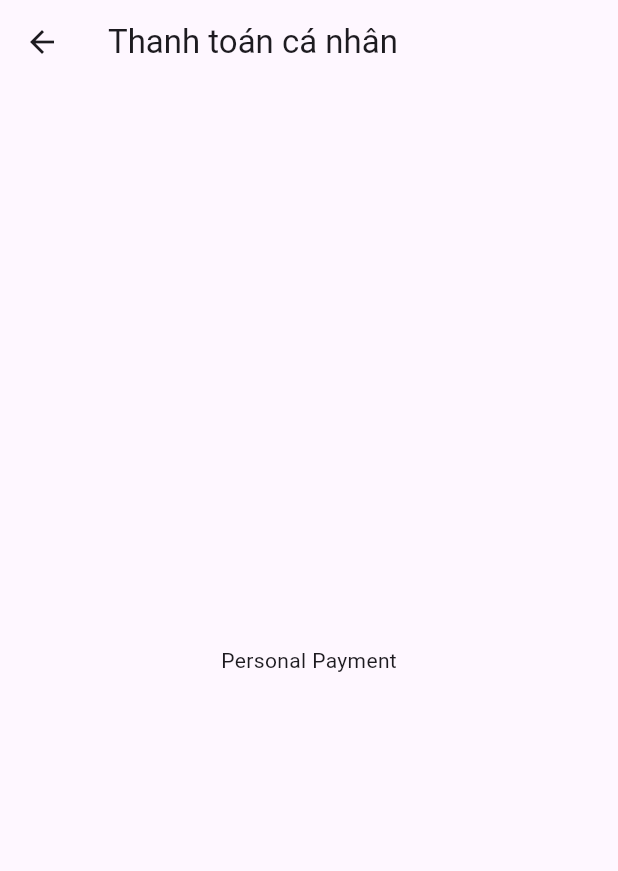
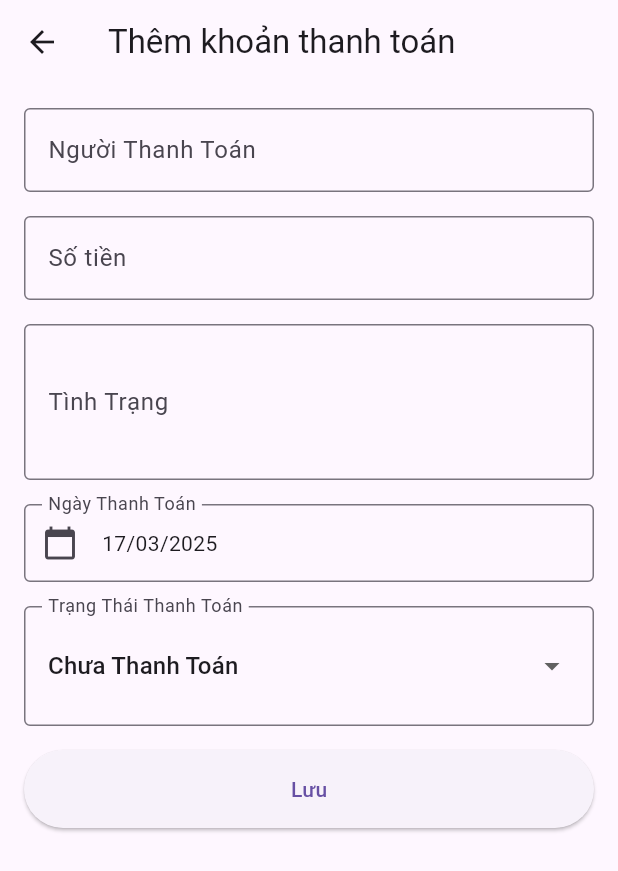
Before and after one commit to hie2907/flutter-app-technology, a Flutter app: the screen it shows after launch, item 2 of the bottom bar chosen, after a tap on "Thanh toán", on a phone screen of 412 x 824 dp. Shown: the top 871 px of the screen. Run offline on Flutter 3.47's test engine with Material 3 defaults, Android fonts, the light colour scheme and no system bars; drawn by our look-alikes of overlay_support; our stand-ins replace carousel_slider, dio, firebase_core, firebase_messaging, get; accounts and stored records are empty; network calls fail.

Commit message:
interface add payment

```diff
--- /dev/null
+++ b/lib/controllers/paymentController.dart
@@ -0,0 +1,28 @@
+import 'package:flutter/material.dart';
+import 'package:get/get.dart';
+import 'package:techonology_equipment/models/payment.dart';
+
+class PaymentController extends GetxController {
+  final _selectDate = DateTime.now().obs;
+  final _paymentStatus = PaymentStatus.unpaid.obs;
+  DateTime get selectDate => _selectDate.value;
+  PaymentStatus get paymentStatus => _paymentStatus.value;
+
+  void changePaymentStatus(PaymentStatus? newstatus) {
+    if (newstatus != null) {
+      _paymentStatus.value = newstatus;
+    }
+  }
+
+  Future<void> selectedDate(BuildContext context) async {
+    final DateTime? picked = await showDatePicker(
+      context: context,
+      initialDate: _selectDate.value,
+      firstDate: DateTime(2025),
+      lastDate: DateTime(2030),
+    );
+    if (picked != null && picked != _selectDate.value) {
+      _selectDate.value = picked;
+    }
+  }
+}
--- /dev/null
+++ b/lib/models/payment.dart
@@ -0,0 +1 @@
+enum PaymentStatus { paid, unpaid }
--- a/lib/routes/app_routes.dart
+++ b/lib/routes/app_routes.dart
@@ -3,11 +3,17 @@ import 'package:get/get_navigation/src/routes/get_route.dart';
 import 'package:techonology_equipment/utils/binding/main_binding.dart';
 import 'package:techonology_equipment/views/home/bindings/home_binding.dart';
 import 'package:techonology_equipment/views/home/home_page.dart';
+import 'package:techonology_equipment/views/payments/payment_screens/add_payment_screen.dart';
+import 'package:techonology_equipment/views/payments/personal_payment.dart';
+import 'package:techonology_equipment/views/payments/personal_payment_binding.dart';
 import 'package:techonology_equipment/widgets/custom_main_layout.dart';
 
 class AppRoutes {
   static const homePage = '/';
   static const mainPage = '/main';
+  static const paymentManagerPage = '/payment-manager';
+  static const addPaymentPage = '/add-payment';
+  static const updatePaymentPage = '/update-payment';
 
   static final routes = [
     GetPage(
@@ -20,5 +26,15 @@ class AppRoutes {
       page: () => const MainLayout(),
       binding: MainBinding(),
     ),
+    GetPage(
+      name: paymentManagerPage,
+      page: () => const PersonalPayment(),
+      binding: PersonalPaymentBinding(),
+    ),
+    GetPage(
+      name: addPaymentPage,
+      page: () => const AddPaymentScreen(),
+      binding: AddPaymentManagerBinding(),
+    ),
   ];
 }
--- /dev/null
+++ b/lib/views/payments/payment_screens/add_payment_screen.dart
@@ -0,0 +1,108 @@
+import 'package:flutter/material.dart';
+import 'package:get/get.dart';
+import 'package:intl/intl.dart';
+import 'package:techonology_equipment/controllers/paymentController.dart';
+import 'package:techonology_equipment/models/payment.dart';
+
+class AddPaymentScreen extends StatefulWidget {
+  const AddPaymentScreen({super.key});
+
+  @override
+  State<AddPaymentScreen> createState() => _AddPaymentScreen();
+}
+
+class _AddPaymentScreen extends State<AddPaymentScreen> {
+  final PaymentController paymentController = Get.find();
+  @override
+  Widget build(BuildContext context) {
+    return Scaffold(
+      appBar: AppBar(
+        title: const Text('Thêm khoản thanh toán'),
+      ),
+      body: Padding(
+        padding: const EdgeInsets.all(16.0),
+        child: Form(
+          child: ListView(
+            children: [
+              TextFormField(
+                decoration: const InputDecoration(
+                  labelText: 'Người Thanh Toán',
+                  border: OutlineInputBorder(),
+                ),
+              ),
+              const SizedBox(height: 16),
+              TextFormField(
+                decoration: const InputDecoration(
+                  labelText: 'Số tiền',
+                  border: OutlineInputBorder(),
+                ),
+                keyboardType: TextInputType.number,
+              ),
+              const SizedBox(height: 16),
+              TextFormField(
+                decoration: const InputDecoration(
+                  labelText: 'Tình Trạng',
+                  border: OutlineInputBorder(),
+                ),
+                maxLines: 3,
+              ),
+              const SizedBox(height: 16),
+              InkWell(
+                onTap: () {
+                  paymentController.selectedDate(context);
+                },
+                child: InputDecorator(
+                  decoration: const InputDecoration(
+                    labelText: 'Ngày Thanh Toán',
+                    border: OutlineInputBorder(),
+                    prefixIcon: Icon(Icons.calendar_today),
+                  ),
+                  child: Obx(
+                    () => Text(
+                      DateFormat('dd/MM/yyyy')
+                          .format(paymentController.selectDate),
+                    ),
+                  ),
+                ),
+              ),
+              const SizedBox(height: 16),
+              InputDecorator(
+                decoration: const InputDecoration(
+                  labelText: 'Trạng Thái Thanh Toán',
+                  border: OutlineInputBorder(),
+                ),
+                child: DropdownButtonHideUnderline(
+                  child: Obx(
+                    () => DropdownButton<PaymentStatus>(
+                      isExpanded: true,
+                      value: paymentController.paymentStatus,
+                      onChanged: paymentController.changePaymentStatus,
+                      items: const [
+                        DropdownMenuItem(
+                          value: PaymentStatus.unpaid,
+                          child: Text('Chưa Thanh Toán'),
+                        ),
+                        DropdownMenuItem(
+                          value: PaymentStatus.paid,
+                          child: Text('Đã Thanh Toán'),
+                        ),
+                      ],
+                    ),
+                  ),
+                ),
+              ),
+              const SizedBox(height: 16),
+              ElevatedButton(
+                onPressed: () {},
+                style: ElevatedButton.styleFrom(
+                  padding: const EdgeInsets.symmetric(vertical: 16),
+                ),
+                child: const Text('Lưu'),
+              ),
+            ],
+          ),
+        ),
+      ),
+    );
+  }
+}
--- /dev/null
+++ b/lib/views/payments/personal_payment_binding.dart
@@ -0,0 +1,16 @@
+import 'package:get/get.dart';
+import 'package:techonology_equipment/controllers/paymentController.dart';
+
+class PersonalPaymentBinding extends Bindings {
+  @override
+  void dependencies() {
+    Get.lazyPut<PaymentController>(() => PaymentController());
+  }
+}
+
+class AddPaymentManagerBinding extends Bindings {
+  @override
+  void dependencies() {
+    Get.lazyPut<PaymentController>(() => PaymentController());
+  }
+}
--- a/lib/views/personal/personal_page.dart
+++ b/lib/views/personal/personal_page.dart
@@ -1,5 +1,5 @@
 import 'package:flutter/material.dart';
-import 'package:techonology_equipment/views/payments/personal_payment.dart';
+import 'package:techonology_equipment/routes/app_routes.dart';
 import 'package:techonology_equipment/views/personal/widgets/personal_menu_item.dart';
 import 'package:get/get.dart';
 
@@ -68,7 +68,7 @@ class PersonalPage extends StatelessWidget {
                   icon: Icons.money_outlined,
                   title: 'Thanh toán',
                   onTap: () {
-                    Get.to(() => const PersonalPayment());
+                    Get.toNamed(AppRoutes.addPaymentPage);
                   },
                 ),
                 MenuItem(
--- a/pubspec.yaml
+++ b/pubspec.yaml
@@ -21,6 +21,7 @@ dependencies:
   firebase_messaging: ^15.1.0
   overlay_support: ^2.1.0
   get: ^4.7.2
+  intl: ^0.20.2
 
 dev_dependencies:
   flutter_test:
```
Also changed, not shown: pubspec.lock.
